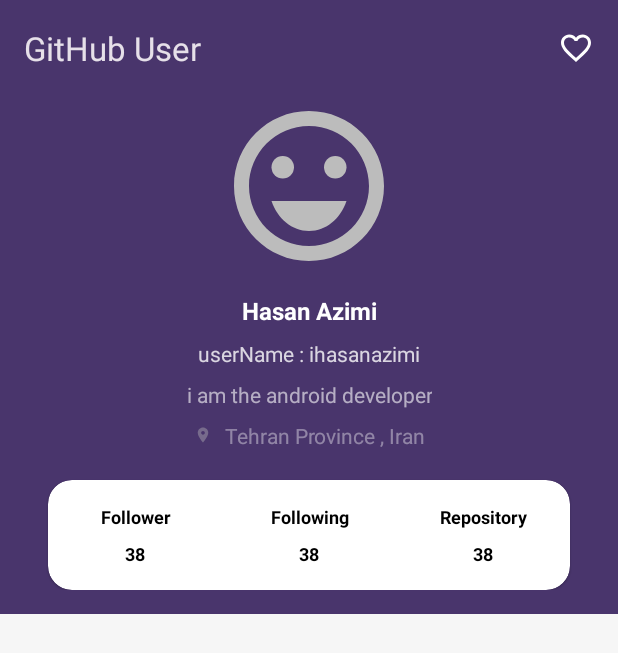
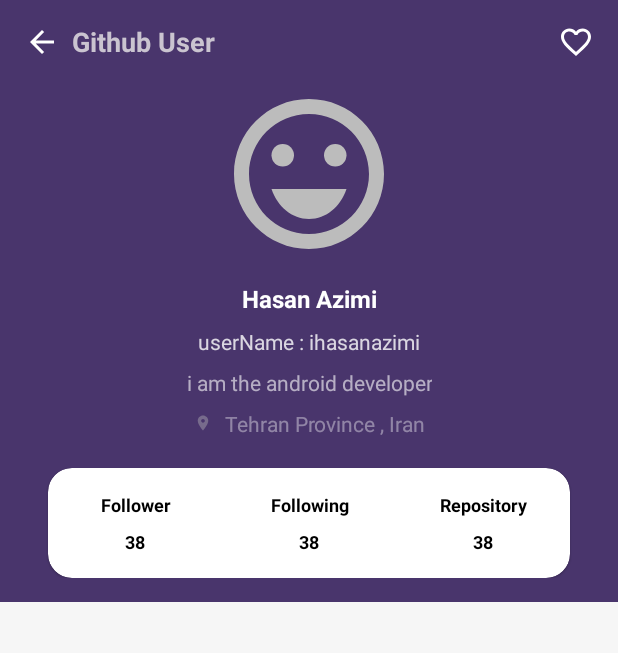
Before and after one commit to ihasanazimi/GitHub, an Android app: the layout fragment_user_details.xml on its own in the app's theme, with its tools: preview values and no code run, on a phone screen of 412 x 824 dp. Shown: the top 653 px of the screen. Run offline under Robolectric (Android 15) with nearby library versions, the phone set to English and light mode, and no system bars.

Commit message:
backing property option

```diff
--- a/app/src/main/java/com/example/masir/ApplicationLoader.kt
+++ b/app/src/main/java/com/example/masir/ApplicationLoader.kt
@@ -35,7 +35,7 @@ class ApplicationLoader : Application() {
         val myModules = module {
             single { ApiService().api }
             single { RoomDB.getDataBase(this@ApplicationLoader) }
-            single { SharedUserVM(UserRepositoryImpl(RemoteUserDataSourceImpl(get()), LocalUserDataSourceImpl(get()))) }
+            factory { SharedUserVM(UserRepositoryImpl(RemoteUserDataSourceImpl(get()), LocalUserDataSourceImpl(get()))) }
         }
 
         /** 2- Start Coin By Modules... */
--- a/app/src/main/java/com/example/masir/ui/main/feachers/user/details/follow_lists/UserDetailsFragment.kt
+++ b/app/src/main/java/com/example/masir/ui/main/feachers/user/details/follow_lists/UserDetailsFragment.kt
@@ -62,6 +62,9 @@ class UserDetailsFragment : BaseFragmentByVM<FragmentUserDetailsBinding, SharedU
                 viewModel.removeFavoriteOnLiveData(targetUser!!)
             }
         })
+
+
+        binding.btnBack.setOnClickListener { findNavController().navigateUp() }
 
     }
 
--- /dev/null
+++ b/app/src/main/res/drawable/baseline_arrow_back_24.xml
@@ -0,0 +1,5 @@
+<vector android:autoMirrored="true" android:height="24dp"
+    android:tint="#FFFFFF" android:viewportHeight="24"
+    android:viewportWidth="24" android:width="24dp" xmlns:android="http://schemas.android.com/apk/res/android">
+    <path android:fillColor="@android:color/white" android:pathData="M20,11H7.83l5.59,-5.59L12,4l-8,8 8,8 1.41,-1.41L7.83,13H20v-2z"/>
+</vector>
--- a/app/src/main/res/layout/fragment_main.xml
+++ b/app/src/main/res/layout/fragment_main.xml
@@ -53,7 +53,7 @@
                 android:layout_width="match_parent"
                 android:layout_height="wrap_content"
                 android:layout_marginHorizontal="@dimen/space_8"
-                android:layout_marginVertical="@dimen/space_8"
+                android:layout_marginBottom="@dimen/space_8"
                 android:background="@drawable/stroke_input"
                 app:queryHint="search user..." />
 
--- a/app/src/main/res/layout/fragment_user_details.xml
+++ b/app/src/main/res/layout/fragment_user_details.xml
@@ -15,12 +15,27 @@
             android:layout_height="wrap_content"
             app:liftOnScroll="true">
 
-            <androidx.appcompat.widget.Toolbar
+            <FrameLayout
                 android:id="@+id/toolbar"
                 android:layout_width="match_parent"
-                android:layout_height="wrap_content"
+                app:layout_scrollFlags="scroll|enterAlways"
+                android:layout_height="?actionBarSize"
                 android:theme="@style/Theme.Material3.Dark"
                 app:title="GitHub User">
+
+                <TextView
+                    android:id="@+id/btn_back"
+                    android:layout_width="wrap_content"
+                    android:layout_height="match_parent"
+                    android:gravity="center"
+                    android:layout_gravity="start|center_vertical"
+                    android:layout_marginHorizontal="@dimen/space_16"
+                    android:textStyle="bold"
+                    android:textSize="@dimen/textSize_18"
+                    android:contentDescription="@string/this_is_description"
+                    android:text="@string/app_name"
+                    android:drawablePadding="@dimen/space_8"
+                    app:drawableStartCompat="@drawable/baseline_arrow_back_24" />
 
                 <com.example.masir.utility.ToggleImageView
                     android:id="@+id/toggle_favorites"
@@ -32,7 +47,8 @@
                     app:src_checked="@drawable/ic_like_24"
                     app:src_unchecked="@drawable/ic_like_border_24" />
 
-            </androidx.appcompat.widget.Toolbar>
+            </FrameLayout>
+
 
             <com.google.android.material.appbar.CollapsingToolbarLayout
                 android:layout_width="match_parent"
```
Also changed, not shown: app/src/main/java/com/example/masir/ui/main/feachers/user/SharedUserVM.kt (+4 -5 lines), app/src/main/java/com/example/masir/ui/main/feachers/user/favorites/FavoritesListFragment.kt (+12 -2 lines), app/src/main/java/com/example/masir/ui/main/feachers/user/main_screen/MainFragment.kt (+4 -4 lines), app/src/main/res/layout/fragment_favorites_list.xml (+30 -3 lines).
